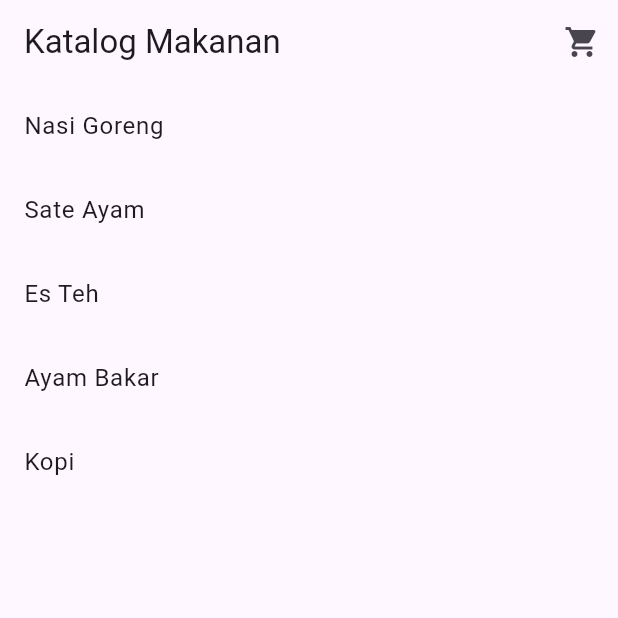
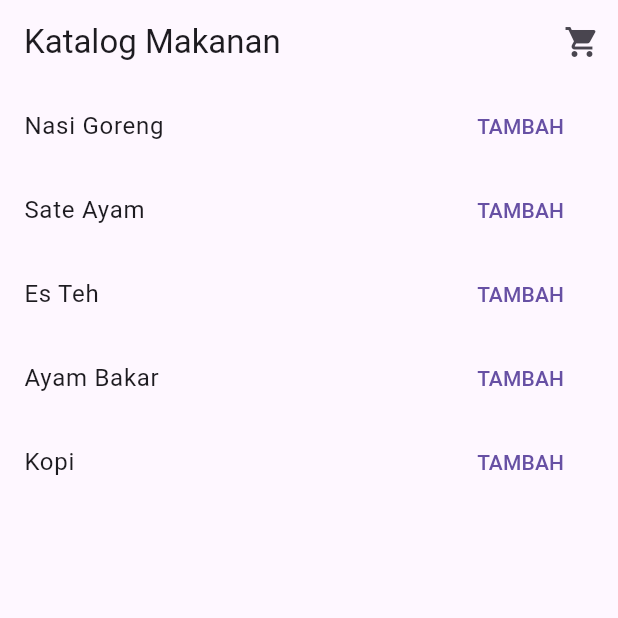
Before and after one commit to muhamadfarhannabawi/buat_apk_catalog, a Flutter app: the screen it shows after launch, on a phone screen of 412 x 824 dp, the top half of it. Run offline on Flutter 3.47's test engine with Material 3 defaults, Android fonts, the phone set to English and light mode, and no system bars.

Commit message:
finish katalog

```diff
--- a/lib/main.dart
+++ b/lib/main.dart
@@ -131,3 +131,23 @@ class AddButton extends StatelessWidget {
   Widget build(BuildContext context) {
     final isInCart =
         context.select<CartModel, bool>((cart) => cart.contains(item));
+
+        return TextButton(
+      onPressed: isInCart
+          ? null
+          : () {
+              context.read<CartModel>().add(item);
+
+              ScaffoldMessenger.of(context).showSnackBar(
+                SnackBar(
+                  content: Text('$item ditambahkan ke keranjang'),
+                  duration: const Duration(seconds: 1),
+                ),
+              );
+            },
+      child: isInCart
+          ? const Icon(Icons.check, color: Colors.green)
+          : const Text('TAMBAH'),
+    );
+  }
+}
```
